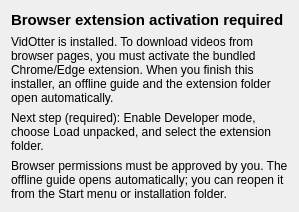
Before: the Qt Designer form tools/vidotterdev/internal/maint/assets/first-run.ui in ThinkerQAQ/vidotter, drawn with Qt 5.
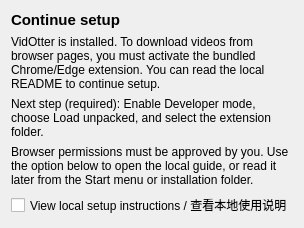
After: the same form once the commit is applied.

Commit message: feat: add simple per-user background controls and opt-in install guide

What changed in the file:
```diff
--- a/tools/vidotterdev/internal/maint/assets/first-run.ui
+++ b/tools/vidotterdev/internal/maint/assets/first-run.ui
@@ -4,11 +4,11 @@
  <widget class="QWidget" name="VidOtterFirstRun">
   <layout class="QVBoxLayout" name="verticalLayout">
    <item><widget class="QLabel" name="setupTitle">
-    <property name="text"><string>Browser extension activation required</string></property>
+    <property name="text"><string>Continue setup</string></property>
     <property name="styleSheet"><string>font-weight: 600; font-size: 15px;</string></property>
    </widget></item>
    <item><widget class="QLabel" name="setupDescription">
-    <property name="text"><string>VidOtter is installed. To download videos from browser pages, you must activate the bundled Chrome/Edge extension. When you finish this installer, an offline guide and the extension folder open automatically.</string></property>
+    <property name="text"><string>VidOtter is installed. To download videos from browser pages, you must activate the bundled Chrome/Edge extension. You can read the local README to continue setup.</string></property>
     <property name="wordWrap"><bool>true</bool></property>
    </widget></item>
    <item><widget class="QLabel" name="requiredExtensionNote">
@@ -16,10 +16,14 @@
     <property name="wordWrap"><bool>true</bool></property>
    </widget></item>
    <item><widget class="QLabel" name="extensionInstructions">
-    <property name="text"><string>Browser permissions must be approved by you. The offline guide opens automatically; you can reopen it from the Start menu or installation folder.</string></property>
+    <property name="text"><string>Browser permissions must be approved by you. Use the option below to open the local guide, or read it later from the Start menu or installation folder.</string></property>
     <property name="wordWrap"><bool>true</bool></property>
    </widget></item>
 
+   <item><widget class="QCheckBox" name="openGuideCheckBox">
+    <property name="text"><string>View local setup instructions / 查看本地使用说明</string></property>
+    <property name="checked"><bool>false</bool></property>
+   </widget></item>
   </layout>
  </widget>
  <resources/>
```
The commit also changes 18 other files.
